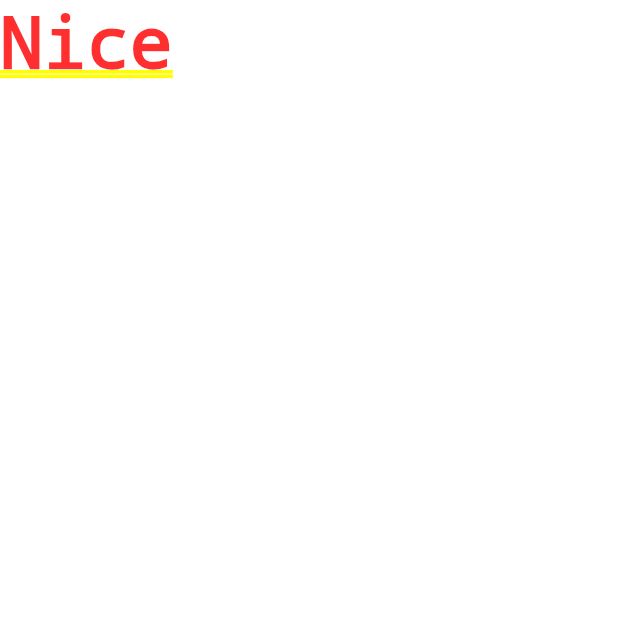
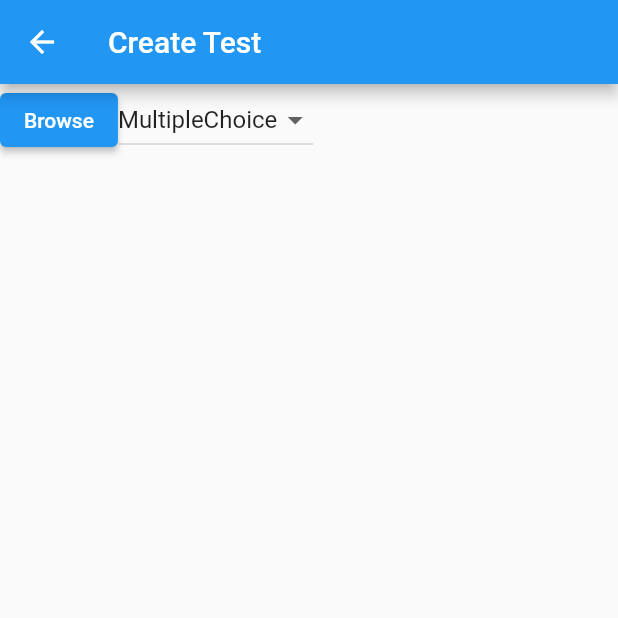
Before and after one commit to SmartShala/SmartShala_frontend-Flutter-, a Flutter app: the screen it shows after launch, item 3 of the bottom bar chosen, after a tap on "Create", on a phone screen of 412 x 824 dp, the top half of it. Run offline on Flutter 3.47's test engine with Material 2 defaults, Android fonts, the phone set to English and light mode, and no system bars; our stand-ins replace animated_splash_screen, image_picker.

Commit message:
add image browse button and image_picker dependency

```diff
--- a/smart_shala/lib/addtest.dart
+++ b/smart_shala/lib/addtest.dart
@@ -1,4 +1,5 @@
 import 'package:flutter/material.dart';
+import 'package:image_picker/image_picker.dart';
 
 class TestDetails extends StatefulWidget {
   const TestDetails({Key? key}) : super(key: key);
@@ -26,9 +27,8 @@ class _TestDetailsState extends State<TestDetails> {
               _getPaddedText('Topic'),
               ElevatedButton(
                 onPressed: () {
-                  Navigator.of(context).push(
-                    MaterialPageRoute(builder: (BuildContext context) => TestCreationPage())
-                  );
+                  Navigator.of(context).push(MaterialPageRoute(
+                      builder: (BuildContext context) => TestCreationPage()));
                   // TODO: Add data validation and store input data
                 },
                 child: const Text('Create'),
@@ -72,8 +72,50 @@ class TestCreationPage extends StatefulWidget {
 }
 
 class _TestCreationPageState extends State<TestCreationPage> {
+  String? dropdownvalue = 'MultipleChoice';
+
   @override
   Widget build(BuildContext context) {
-    return const Text('Nice');
+    return Scaffold(
+      appBar: AppBar(title: const Text('Create Test')),
+      body: Column(
+        children: [
+          Row(
+            children: [
+              ElevatedButton(
+                  onPressed: () {
+                    imageSelectorGallery();
+                  },
+                  child: Text('Browse')),
+              DropdownButton<String>(
+                value: dropdownvalue,
+                items:
+                    <String>['MultipleChoice', 'Checkbox'].map((String value) {
+                  return DropdownMenuItem<String>(
+                    value: value,
+                    child: Text(value),
+                  );
+                }).toList(),
+                onChanged: (value) {
+                  setState(() {
+                    dropdownvalue = value;
+                  });
+                },
+              ),
+            ],
+          ),
+        ],
+      ),
+    );
+  }
+
+  imageSelectorGallery() async {
+    final ImagePicker _picker = ImagePicker();
+    // Pick an image
+    final XFile? image = await _picker.pickImage(source: ImageSource.gallery);
+    // TODO: Use the image for upload
+    setState(() {});
+    ScaffoldMessenger.of(context)
+        .showSnackBar(SnackBar(content: Text('Image Selected')));
   }
 }
--- a/smart_shala/pubspec.yaml
+++ b/smart_shala/pubspec.yaml
@@ -30,6 +30,7 @@ dependencies:
   flutter:
     sdk: flutter
   animated_splash_screen: ^1.3.0
+  image_picker: ^0.8.5+3
 
 
   # The following adds the Cupertino Icons font to your application.
```
Also changed, not shown: smart_shala/pubspec.lock.
